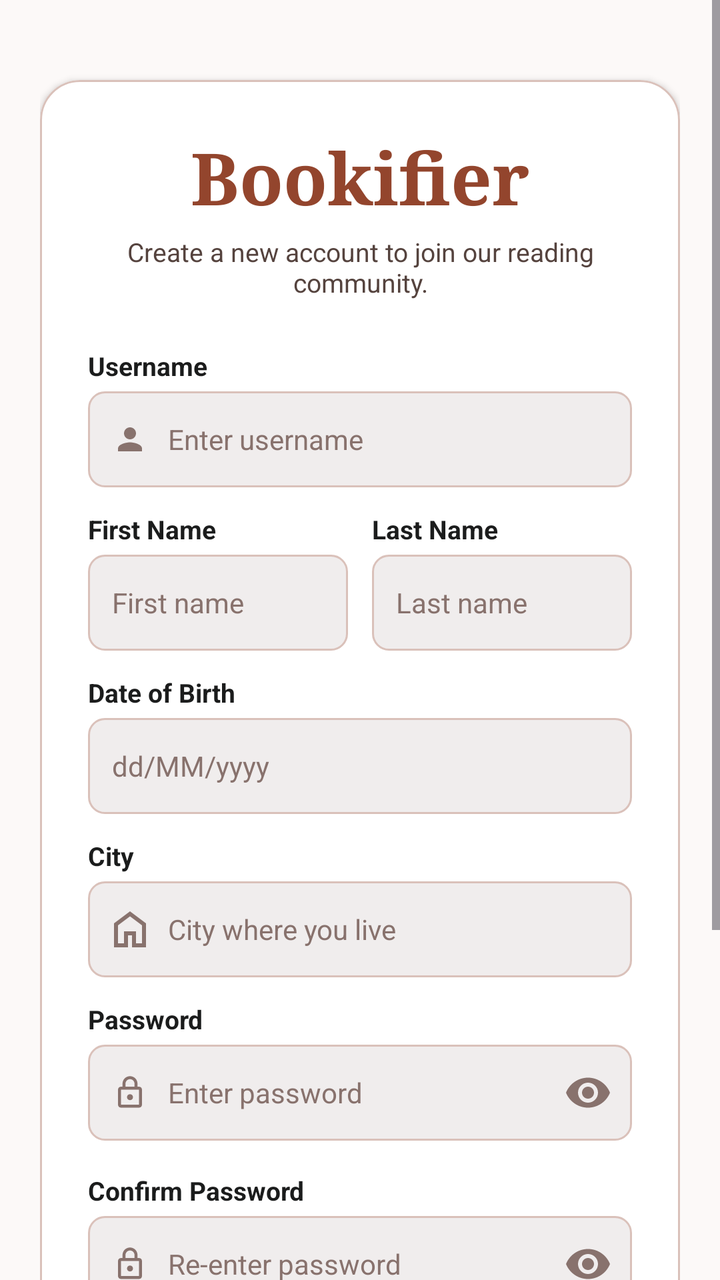
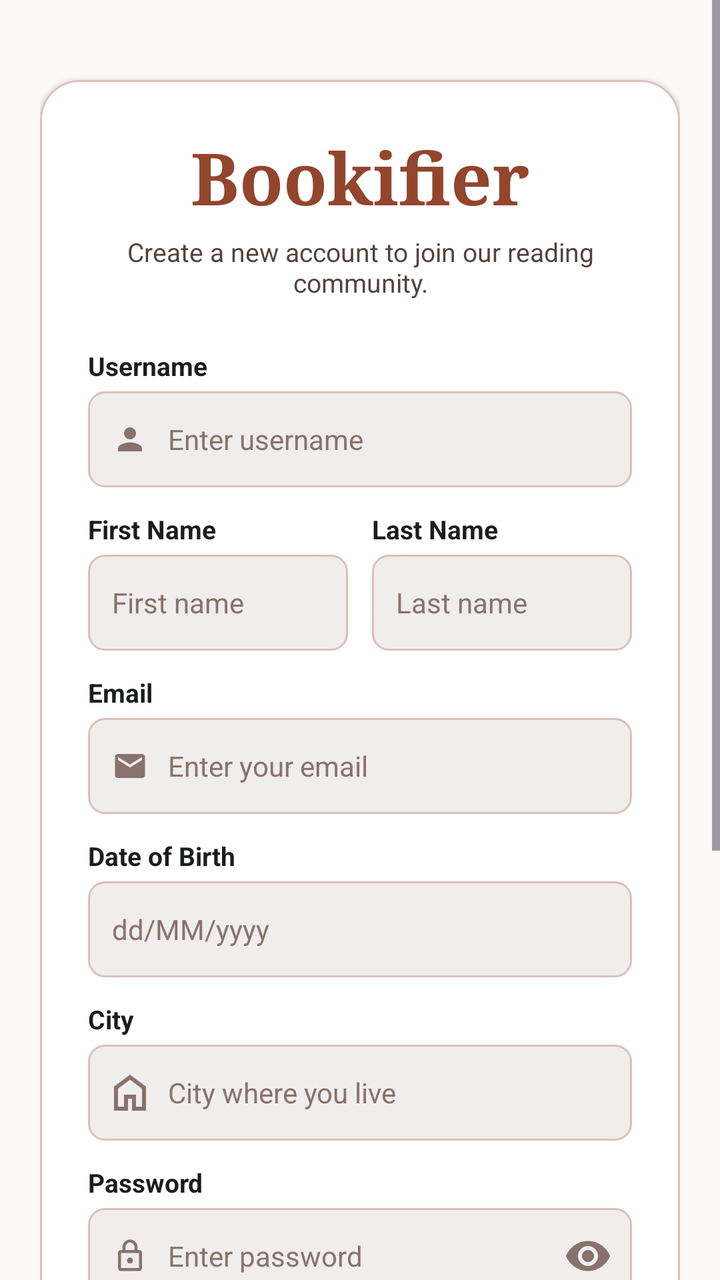

Compare the two renders of this Android layout. The source of the first and the diff that turns it into the second are given below.
<!-- AndroidManifest.xml: application theme Theme.Bookify -->
<!-- res/layout/activity_register.xml -->
<?xml version="1.0" encoding="utf-8"?>
<ScrollView xmlns:android="http://schemas.android.com/apk/res/android"
    xmlns:app="http://schemas.android.com/apk/res-auto"
    xmlns:tools="http://schemas.android.com/tools"
    android:layout_width="match_parent"
    android:layout_height="match_parent"
    android:fillViewport="true"
    android:background="@color/surface_bg"
    tools:context=".ui.auth.RegisterActivity">

    <androidx.constraintlayout.widget.ConstraintLayout
        android:layout_width="match_parent"
        android:layout_height="wrap_content"
        android:padding="20dp">

        <View
            android:id="@+id/topSpacer"
            android:layout_width="match_parent"
            android:layout_height="20dp"
            app:layout_constraintTop_toTopOf="parent" />

        
        <com.google.android.material.card.MaterialCardView
            android:id="@+id/cardContainer"
            android:layout_width="match_parent"
            android:layout_height="wrap_content"
            app:cardCornerRadius="20dp"
            app:cardElevation="2dp"
            app:cardBackgroundColor="@color/white"
            app:strokeColor="@color/outline_variant"
            app:strokeWidth="1dp"
            app:cardPreventCornerOverlap="false"
            app:layout_constraintTop_toBottomOf="@id/topSpacer"
            app:layout_constraintBottom_toBottomOf="parent"
            app:layout_constraintStart_toStartOf="parent"
            app:layout_constraintEnd_toEndOf="parent"
            app:layout_constraintVertical_bias="0.3">

            <LinearLayout
                android:layout_width="match_parent"
                android:layout_height="wrap_content"
                android:orientation="vertical"
                android:padding="24dp">

            
            <TextView
                android:id="@+id/tvAppTitle"
                android:layout_width="wrap_content"
                android:layout_height="wrap_content"
                android:layout_gravity="center_horizontal"
                android:text="Bookifier"
                android:textColor="@color/brown_primary"
                android:textSize="36sp"
                android:textStyle="bold"
                android:fontFamily="serif" />

            <TextView
                android:id="@+id/tvSubtitle"
                android:layout_width="wrap_content"
                android:layout_height="wrap_content"
                android:layout_gravity="center_horizontal"
                android:layout_marginTop="4dp"
                android:layout_marginBottom="24dp"
                android:text="@string/register_subtitle"
                android:textColor="@color/on_surface_variant"
                android:textSize="13sp"
                android:gravity="center" />

            
            <TextView
                android:layout_width="wrap_content"
                android:layout_height="wrap_content"
                android:text="@string/label_username"
                android:textColor="@color/on_surface"
                android:textSize="13sp"
                android:textStyle="bold"
                android:layout_marginBottom="4dp" />

            <FrameLayout
                android:layout_width="match_parent"
                android:layout_height="48dp"
                android:background="@drawable/bg_input_field"
                android:layout_marginBottom="12dp">

                <ImageView
                    android:layout_width="18dp"
                    android:layout_height="18dp"
                    android:layout_gravity="center_vertical|start"
                    android:layout_marginStart="12dp"
                    android:src="@drawable/ic_person"
                    app:tint="@color/outline" />

                <EditText
                    android:id="@+id/etUsername"
                    android:layout_width="match_parent"
                    android:layout_height="match_parent"
                    android:background="@null"
                    android:hint="@string/hint_username"
                    android:inputType="text"
                    android:paddingStart="40dp"
                    android:paddingEnd="12dp"
                    android:textColor="@color/on_surface"
                    android:textColorHint="@color/outline"
                    android:textSize="14sp" />
            </FrameLayout>

            
            <LinearLayout
                android:layout_width="match_parent"
                android:layout_height="wrap_content"
                android:orientation="horizontal"
                android:layout_marginBottom="12dp">

                
                <LinearLayout
                    android:layout_width="0dp"
                    android:layout_height="wrap_content"
                    android:layout_weight="1"
                    android:orientation="vertical"
                    android:layout_marginEnd="6dp">

                    <TextView
                        android:layout_width="wrap_content"
                        android:layout_height="wrap_content"
                        android:text="@string/label_first_name"
                        android:textColor="@color/on_surface"
                        android:textSize="13sp"
                        android:textStyle="bold"
                        android:layout_marginBottom="4dp" />

                    <EditText
                        android:id="@+id/etFirstName"
                        android:layout_width="match_parent"
                        android:layout_height="48dp"
                        android:background="@drawable/bg_input_field"
                        android:hint="@string/hint_first_name"
                        android:inputType="textPersonName"
                        android:paddingStart="12dp"
                        android:paddingEnd="12dp"
                        android:textColor="@color/on_surface"
                        android:textColorHint="@color/outline"
                        android:textSize="14sp" />
                </LinearLayout>

                
                <LinearLayout
                    android:layout_width="0dp"
                    android:layout_height="wrap_content"
                    android:layout_weight="1"
                    android:orientation="vertical"
                    android:layout_marginStart="6dp">

                    <TextView
                        android:layout_width="wrap_content"
                        android:layout_height="wrap_content"
                        android:text="@string/label_last_name"
                        android:textColor="@color/on_surface"
                        android:textSize="13sp"
                        android:textStyle="bold"
                        android:layout_marginBottom="4dp" />

                    <EditText
                        android:id="@+id/etLastName"
                        android:layout_width="match_parent"
                        android:layout_height="48dp"
                        android:background="@drawable/bg_input_field"
                        android:hint="@string/hint_last_name"
                        android:inputType="textPersonName"
                        android:paddingStart="12dp"
                        android:paddingEnd="12dp"
                        android:textColor="@color/on_surface"
                        android:textColorHint="@color/outline"
                        android:textSize="14sp" />
                </LinearLayout>

            </LinearLayout>

            
            <TextView
                android:layout_width="wrap_content"
                android:layout_height="wrap_content"
                android:text="@string/label_dob"
                android:textColor="@color/on_surface"
                android:textSize="13sp"
                android:textStyle="bold"
                android:layout_marginBottom="4dp" />

            <FrameLayout
                android:layout_width="match_parent"
                android:layout_height="48dp"
                android:background="@drawable/bg_input_field"
                android:layout_marginBottom="12dp">

                <EditText
                    android:id="@+id/etDob"
                    android:layout_width="match_parent"
                    android:layout_height="match_parent"
                    android:background="@null"
                    android:hint="dd/MM/yyyy"
                    android:focusable="false"
                    android:clickable="true"
                    android:paddingStart="12dp"
                    android:paddingEnd="12dp"
                    android:textColor="@color/on_surface"
                    android:textColorHint="@color/outline"
                    android:textSize="14sp" />
            </FrameLayout>

            
            <TextView
                android:layout_width="wrap_content"
                android:layout_height="wrap_content"
                android:text="@string/label_city"
                android:textColor="@color/on_surface"
                android:textSize="13sp"
                android:textStyle="bold"
                android:layout_marginBottom="4dp" />

            <FrameLayout
                android:layout_width="match_parent"
                android:layout_height="48dp"
                android:background="@drawable/bg_input_field"
                android:layout_marginBottom="12dp">

                <ImageView
                    android:layout_width="18dp"
                    android:layout_height="18dp"
                    android:layout_gravity="center_vertical|start"
                    android:layout_marginStart="12dp"
                    android:src="@drawable/ic_home"
                    app:tint="@color/outline" />

                <EditText
                    android:id="@+id/etCity"
                    android:layout_width="match_parent"
                    android:layout_height="match_parent"
                    android:background="@null"
                    android:hint="@string/hint_city"
                    android:inputType="text"
                    android:paddingStart="40dp"
                    android:paddingEnd="12dp"
                    android:textColor="@color/on_surface"
                    android:textColorHint="@color/outline"
                    android:textSize="14sp" />
            </FrameLayout>

            
            <TextView
                android:layout_width="wrap_content"
                android:layout_height="wrap_content"
                android:text="@string/label_password"
                android:textColor="@color/on_surface"
                android:textSize="13sp"
                android:textStyle="bold"
                android:layout_marginBottom="4dp" />

            <FrameLayout
                android:layout_width="match_parent"
                android:layout_height="48dp"
                android:background="@drawable/bg_input_field"
                android:layout_marginBottom="16dp">

                <ImageView
                    android:layout_width="18dp"
                    android:layout_height="18dp"
                    android:layout_gravity="center_vertical|start"
                    android:layout_marginStart="12dp"
                    android:src="@drawable/ic_lock"
                    app:tint="@color/outline" />

                <EditText
                    android:id="@+id/etPassword"
                    android:layout_width="match_parent"
                    android:layout_height="match_parent"
                    android:background="@null"
                    android:hint="@string/hint_password_register"
                    android:inputType="textPassword"
                    android:paddingStart="40dp"
                    android:paddingEnd="44dp"
                    android:textColor="@color/on_surface"
                    android:textColorHint="@color/outline"
                    android:textSize="14sp" />

                <ImageButton
                    android:id="@+id/btnTogglePassword"
                    android:layout_width="44dp"
                    android:layout_height="match_parent"
                    android:layout_gravity="center_vertical|end"
                    android:background="?attr/selectableItemBackgroundBorderless"
                    android:src="@drawable/ic_visibility"
                    app:tint="@color/outline"
                    android:contentDescription="Toggle password visibility" />
            </FrameLayout>

            
            <TextView
                android:layout_width="wrap_content"
                android:layout_height="wrap_content"
                android:text="@string/label_confirm_password"
                android:textColor="@color/on_surface"
                android:textSize="13sp"
                android:textStyle="bold"
                android:layout_marginBottom="4dp" />

            <FrameLayout
                android:layout_width="match_parent"
                android:layout_height="48dp"
                android:background="@drawable/bg_input_field"
                android:layout_marginBottom="16dp">

                <ImageView
                    android:layout_width="18dp"
                    android:layout_height="18dp"
                    android:layout_gravity="center_vertical|start"
                    android:layout_marginStart="12dp"
                    android:src="@drawable/ic_lock"
                    app:tint="@color/outline" />

                <EditText
                    android:id="@+id/etConfirmPassword"
                    android:layout_width="match_parent"
                    android:layout_height="match_parent"
                    android:background="@null"
                    android:hint="@string/hint_confirm_password"
                    android:inputType="textPassword"
                    android:paddingStart="40dp"
                    android:paddingEnd="44dp"
                    android:textColor="@color/on_surface"
                    android:textColorHint="@color/outline"
                    android:textSize="14sp" />

                <ImageButton
                    android:id="@+id/btnToggleConfirmPassword"
                    android:layout_width="44dp"
                    android:layout_height="match_parent"
                    android:layout_gravity="center_vertical|end"
                    android:background="?attr/selectableItemBackgroundBorderless"
                    android:src="@drawable/ic_visibility"
                    app:tint="@color/outline"
                    android:contentDescription="Toggle confirm password visibility" />
            </FrameLayout>

            
            <LinearLayout
                android:layout_width="match_parent"
                android:layout_height="wrap_content"
                android:orientation="horizontal"
                android:gravity="center_vertical"
                android:layout_marginBottom="20dp">

                <CheckBox
                    android:id="@+id/cbTerms"
                    android:layout_width="wrap_content"
                    android:layout_height="wrap_content"
                    android:buttonTint="@color/brown_primary" />

                <TextView
                    android:id="@+id/tvTermsLabel"
                    android:layout_width="wrap_content"
                    android:layout_height="wrap_content"
                    android:text="@string/terms_agreement"
                    android:textColor="@color/on_surface_variant"
                    android:textSize="12sp"
                    android:lineSpacingExtra="2dp" />
            </LinearLayout>

            
            <Button
                android:id="@+id/btnRegister"
                android:layout_width="match_parent"
                android:layout_height="50dp"
                android:background="@drawable/bg_btn_primary"
                app:backgroundTint="@null"
                android:text="@string/btn_register"
                android:textColor="@color/white"
                android:textSize="16sp"
                android:textStyle="bold"
                android:textAllCaps="false"
                android:elevation="0dp" />

            
            <LinearLayout
                android:layout_width="wrap_content"
                android:layout_height="wrap_content"
                android:layout_gravity="center_horizontal"
                android:orientation="horizontal"
                android:layout_marginTop="20dp">

                <TextView
                    android:layout_width="wrap_content"
                    android:layout_height="wrap_content"
                    android:text="@string/prompt_has_account"
                    android:textColor="@color/on_surface_variant"
                    android:textSize="14sp" />

                <TextView
                    android:id="@+id/tvGoToLogin"
                    android:layout_width="wrap_content"
                    android:layout_height="wrap_content"
                    android:text="@string/btn_login"
                    android:textColor="@color/brown_primary"
                    android:textSize="14sp"
                    android:textStyle="bold"
                    android:clickable="true"
                    android:focusable="true"
                    android:padding="4dp" />
            </LinearLayout>

            </LinearLayout>
        </com.google.android.material.card.MaterialCardView>

    </androidx.constraintlayout.widget.ConstraintLayout>
</ScrollView>
<!-- resources referenced by this layout -->
<resources>
  <color name="brown_primary">#93452D</color>
  <color name="on_surface">#1B1C1C</color>
  <color name="on_surface_variant">#55433E</color>
  <color name="outline">#88726D</color>
  <color name="outline_variant">#DAC1BA</color>
  <color name="surface_bg">#FCF9F8</color>
  <color name="white">#FFFFFFFF</color>
  <!-- drawable bg_btn_primary (drawable) -->
  <?xml version="1.0" encoding="utf-8"?>
  <ripple xmlns:android="http://schemas.android.com/apk/res/android"
      android:color="#33FFFFFF">
      <item>
          <shape android:shape="rectangle">
              <solid android:color="@color/brown_primary" />
              <corners android:radius="8dp" />
          </shape>
      </item>
  </ripple>
  <!-- drawable bg_input_field (drawable) -->
  <?xml version="1.0" encoding="utf-8"?>
  <shape xmlns:android="http://schemas.android.com/apk/res/android"
      android:shape="rectangle">
      <solid android:color="@color/surface_container" />
      <corners android:radius="8dp" />
      <stroke
          android:width="1dp"
          android:color="@color/outline_variant" />
  </shape>
  <!-- drawable ic_home (drawable) -->
  <vector xmlns:android="http://schemas.android.com/apk/res/android"
      android:width="16dp"
      android:height="18dp"
      android:viewportWidth="16"
      android:viewportHeight="18">
    <path
        android:pathData="M2,16H5V10H11V16H14V7L8,2.5L2,7V16V16M0,18V6L8,0L16,6V18H9V12H7V18H0V18M8,9.25V9.25V9.25V9.25V9.25V9.25V9.25V9.25V9.25V9.25V9.25"
        android:fillColor="#5D4037"/>
  </vector>
  <!-- drawable ic_person (drawable) -->
  <vector xmlns:android="http://schemas.android.com/apk/res/android"
      android:width="24dp"
      android:height="24dp"
      android:viewportWidth="24"
      android:viewportHeight="24">
    <path
        android:fillColor="#FF88726D"
        android:pathData="M12,12c2.21,0 4,-1.79 4,-4s-1.79,-4 -4,-4 -4,1.79 -4,4 1.79,4 4,4zM12,14c-2.67,0 -8,1.34 -8,4v2h16v-2c0,-2.66 -5.33,-4 -8,-4z"/>
  </vector>
  <string name="btn_login">Sign In</string>
  <string name="btn_register">Register</string>
  <string name="hint_city">City where you live</string>
  <string name="hint_confirm_password">Re-enter password</string>
  <string name="hint_first_name">First name</string>
  <string name="hint_last_name">Last name</string>
  <string name="hint_password_register">Enter password</string>
  <string name="hint_username">Enter username</string>
  <string name="label_city">City</string>
  <string name="label_confirm_password">Confirm Password</string>
  <string name="label_dob">Date of Birth</string>
  <string name="label_first_name">First Name</string>
  <string name="label_last_name">Last Name</string>
  <string name="label_password">Password</string>
  <string name="label_username">Username</string>
  <string name="prompt_has_account">Already have an account? </string>
  <string name="register_subtitle">Create a new account to join our reading community.</string>
  <string name="terms_agreement">I agree to the Terms of Service and Privacy Policy.</string>
  <style name="Theme.Bookify" parent="Base.Theme.Bookify" />
  <color name="surface_container">#F0EDED</color>
  <style name="Base.Theme.Bookify" parent="Theme.Material3.DayNight.NoActionBar">
          
          
      </style>
  <!-- unchanged entries left out for length: 2 -->
</resources>

<!-- the commit's change to res/layout/activity_register.xml (unified diff, before → after) -->
@@ -179,6 +179,44 @@
             <TextView
                 android:layout_width="wrap_content"
                 android:layout_height="wrap_content"
+                android:text="@string/label_email"
+                android:textColor="@color/on_surface"
+                android:textSize="13sp"
+                android:textStyle="bold"
+                android:layout_marginBottom="4dp" />
+
+            <FrameLayout
+                android:layout_width="match_parent"
+                android:layout_height="48dp"
+                android:background="@drawable/bg_input_field"
+                android:layout_marginBottom="12dp">
+
+                <ImageView
+                    android:layout_width="18dp"
+                    android:layout_height="18dp"
+                    android:layout_gravity="center_vertical|start"
+                    android:layout_marginStart="12dp"
+                    android:src="@drawable/ic_menu_message"
+                    app:tint="@color/outline" />
+
+                <EditText
+                    android:id="@+id/etEmail"
+                    android:layout_width="match_parent"
+                    android:layout_height="match_parent"
+                    android:background="@null"
+                    android:hint="@string/hint_email"
+                    android:inputType="textEmailAddress"
+                    android:paddingStart="40dp"
+                    android:paddingEnd="12dp"
+                    android:textColor="@color/on_surface"
+                    android:textColorHint="@color/outline"
+                    android:textSize="14sp" />
+            </FrameLayout>
+
+            
+            <TextView
+                android:layout_width="wrap_content"
+                android:layout_height="wrap_content"
                 android:text="@string/label_dob"
                 android:textColor="@color/on_surface"
                 android:textSize="13sp"
<!-- resource entries referenced after the edit -->
@@ -38,6 +38,18 @@
         android:pathData="M2,16H5V10H11V16H14V7L8,2.5L2,7V16V16M0,18V6L8,0L16,6V18H9V12H7V18H0V18M8,9.25V9.25V9.25V9.25V9.25V9.25V9.25V9.25V9.25V9.25V9.25"
         android:fillColor="#5D4037"/>
   </vector>
+  <!-- drawable ic_menu_message (drawable) -->
+  <?xml version="1.0" encoding="utf-8"?>
+  <vector xmlns:android="http://schemas.android.com/apk/res/android"
+      android:width="24dp"
+      android:height="24dp"
+      android:viewportWidth="24"
+      android:viewportHeight="24"
+      android:tint="?attr/colorControlNormal">
+    <path
+        android:fillColor="@android:color/white"
+        android:pathData="M4,20q-0.825,0 -1.412,-0.587Q2,18.825 2,18V6q0,-0.825 0.588,-1.412Q3.175,4 4,4h16q0.825,0 1.413,0.588Q22,5.175 22,6v12q0,0.825 -0.587,1.413Q20.825,20 20,20ZM12,13l8,-5V6l-8,5L4,6v2Z"/>
+  </vector>
   <!-- drawable ic_person (drawable) -->
   <vector xmlns:android="http://schemas.android.com/apk/res/android"
       android:width="24dp"
@@ -52,6 +64,7 @@
   <string name="btn_register">Register</string>
   <string name="hint_city">City where you live</string>
   <string name="hint_confirm_password">Re-enter password</string>
+  <string name="hint_email">Enter your email</string>
   <string name="hint_first_name">First name</string>
   <string name="hint_last_name">Last name</string>
   <string name="hint_password_register">Enter password</string>
@@ -59,6 +72,7 @@
   <string name="label_city">City</string>
   <string name="label_confirm_password">Confirm Password</string>
   <string name="label_dob">Date of Birth</string>
+  <string name="label_email">Email</string>
   <string name="label_first_name">First Name</string>
   <string name="label_last_name">Last Name</string>
   <string name="label_password">Password</string>
